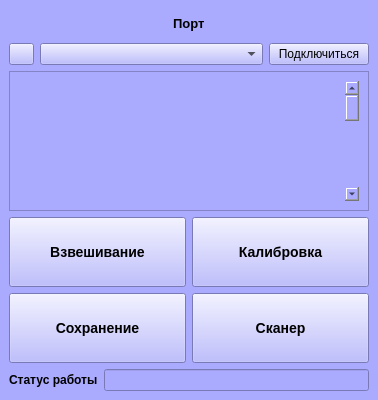
The window that design.ui (l-lii/layout) describes before a commit, drawn with Qt 5.
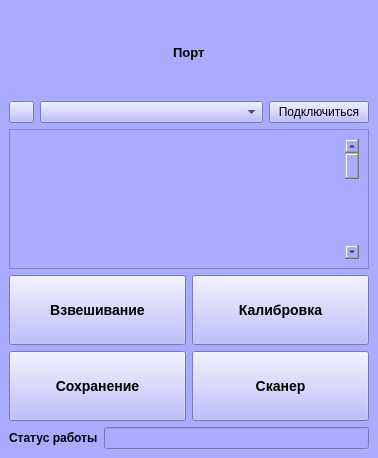
The same window after the commit. Icons and pictures are not drawn.

```diff
--- a/design.ui
+++ b/design.ui
@@ -7,7 +7,7 @@
     <x>0</x>
     <y>0</y>
     <width>378</width>
-    <height>400</height>
+    <height>458</height>
    </rect>
   </property>
   <property name="sizePolicy">
@@ -18,8 +18,8 @@
   </property>
   <property name="minimumSize">
    <size>
-    <width>350</width>
-    <height>350</height>
+    <width>378</width>
+    <height>458</height>
    </size>
   </property>
   <property name="maximumSize">
```
Left out of the diff: 58 changed lines with no effect on the pictures.
